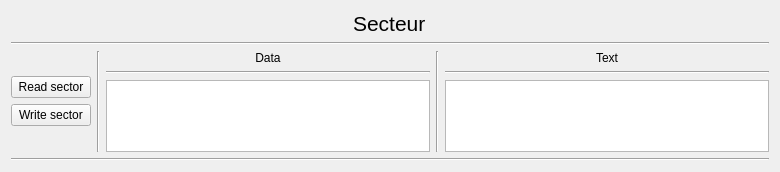
This is datamifware1kwidget.ui in 5l1v3r1/projet_nfc as Qt 5 draws it before an edit. The edited form follows.
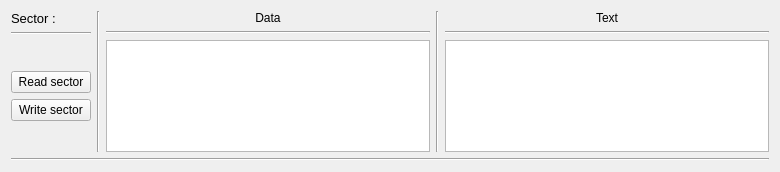
This is the edited form.

Diff of the .ui file:
```diff
--- a/datamifware1kwidget.ui
+++ b/datamifware1kwidget.ui
@@ -37,15 +37,25 @@
    </property>
    <item>
     <layout class="QVBoxLayout" name="mainLayout">
-     <item alignment="Qt::AlignHCenter">
-      <widget class="QLabel" name="label">
+     <item>
+      <layout class="QHBoxLayout" name="sectorLayout">
+       <item>
+        <layout class="QVBoxLayout" name="actionLayout">
+         <property name="sizeConstraint">
+          <enum>QLayout::SetDefaultConstraint</enum>
+         </property>
+         <item>
+          <widget class="QLabel" name="sectorTitleLabel">
        <property name="font">
         <font>
-         <pointsize>16</pointsize>
-        </font>
-       </property>
+             <pointsize>10</pointsize>
+            </font>
+           </property>
+           <property name="frameShape">
+            <enum>QFrame::NoFrame</enum>
+           </property>
        <property name="text">
-        <string>Secteur</string>
+            <string>Sector : </string>
        </property>
       </widget>
      </item>
@@ -56,13 +66,6 @@
        </property>
       </widget>
      </item>
-     <item>
-      <layout class="QHBoxLayout" name="sectorLayout">
-       <item>
-        <layout class="QVBoxLayout" name="actionLayout">
-         <property name="sizeConstraint">
-          <enum>QLayout::SetDefaultConstraint</enum>
-         </property>
          <item>
           <spacer name="verticalSpacer">
            <property name="orientation">
```
Lines whose indentation alone changed are shown as unchanged.
